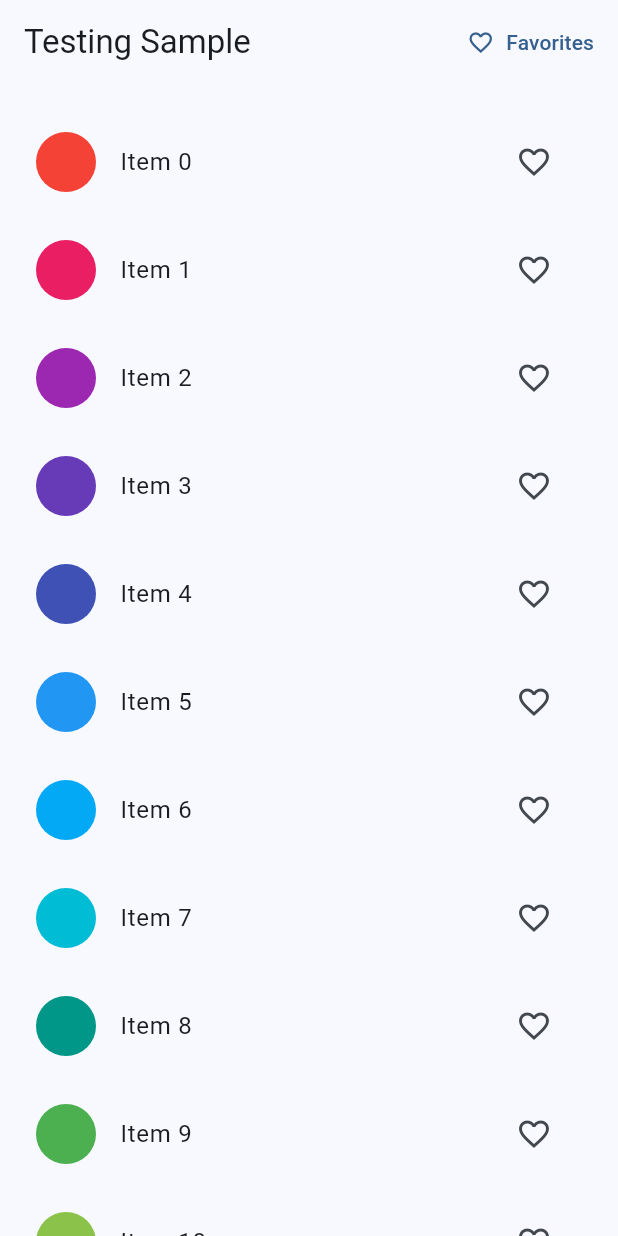
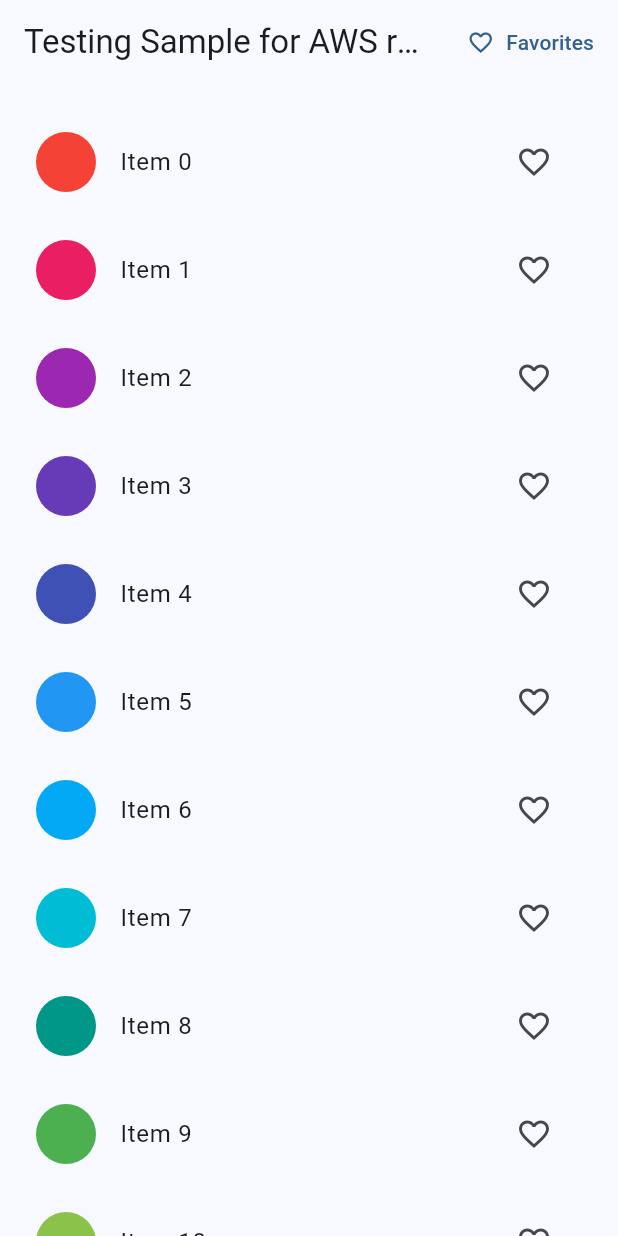
Before and after one commit to DanielGallo/Flutter-Project-Example, a Flutter app: the screen it shows after launch, on a phone screen of 412 x 824 dp. Run offline on Flutter 3.47's test engine with Material 3 defaults, Android fonts, the phone set to English and light mode, and no system bars; our stand-ins replace go_router.

Commit message:
Updated main.dart

```diff
--- a/lib/screens/home.dart
+++ b/lib/screens/home.dart
@@ -17,7 +17,7 @@ class HomePage extends StatelessWidget {
   Widget build(BuildContext context) {
     return Scaffold(
       appBar: AppBar(
-        title: const Text('Testing Sample'),
+        title: const Text('Testing Sample for AWS re:Invent'),
         actions: [
           TextButton.icon(
             onPressed: () {
```
